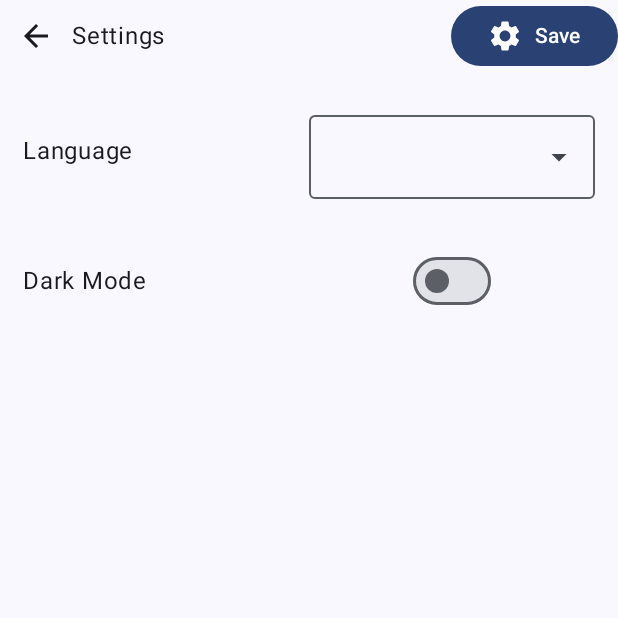
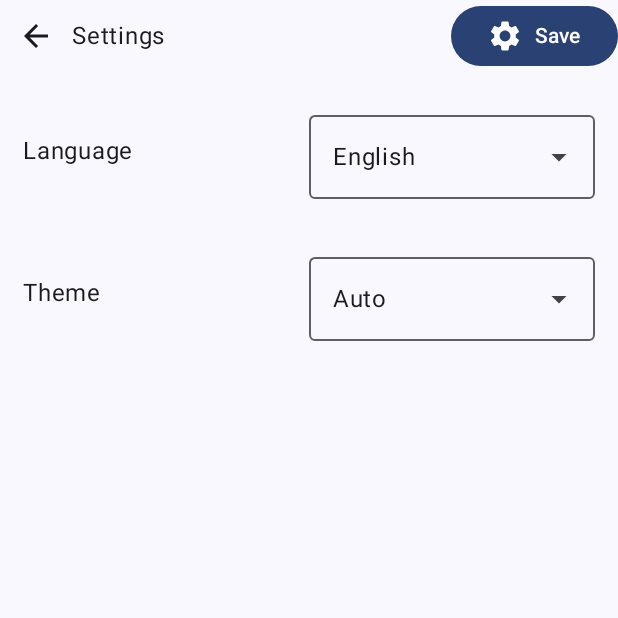
Before and after one commit to bauripalash/Pankti-Android, an Android app built with Jetpack Compose: the SettingsScreen screen opened through its navigation route, after a tap on "Save", on a phone screen of 412 x 824 dp, the top half of it. Run offline under Robolectric (Android 15) with nearby library versions, the phone set to English and light mode, and no system bars.

Commit message:
Theme chooser Auto-Dark-Light

```diff
--- a/app/src/main/java/in/palashbauri/panktimob/MainActivity.kt
+++ b/app/src/main/java/in/palashbauri/panktimob/MainActivity.kt
@@ -25,11 +25,17 @@ class MainActivity : AppCompatActivity() {
         super.onCreate(savedInstanceState)
         val lang = AppCompatDelegate.getApplicationLocales().get(0)?.toLanguageTag()
         AppCompatDelegate.setApplicationLocales(LocaleListCompat.forLanguageTags(lang))
-        val shouldBeDark = GetBoolPref(this , getString(R.string.darkPref))
-        if (shouldBeDark){
-            AppCompatDelegate.setDefaultNightMode(AppCompatDelegate.MODE_NIGHT_YES)
-        }else{
-            AppCompatDelegate.setDefaultNightMode(AppCompatDelegate.MODE_NIGHT_NO)
+        when (GetIntPref(this, getString(R.string.darkPref))) {
+            AppCompatDelegate.MODE_NIGHT_FOLLOW_SYSTEM -> AppCompatDelegate.setDefaultNightMode(
+                AppCompatDelegate.MODE_NIGHT_FOLLOW_SYSTEM
+            )
+            AppCompatDelegate.MODE_NIGHT_YES -> AppCompatDelegate.setDefaultNightMode(
+                AppCompatDelegate.MODE_NIGHT_YES
+            )
+            AppCompatDelegate.MODE_NIGHT_NO -> AppCompatDelegate.setDefaultNightMode(
+                AppCompatDelegate.MODE_NIGHT_NO
+            )
+            else -> AppCompatDelegate.setDefaultNightMode(AppCompatDelegate.MODE_NIGHT_FOLLOW_SYSTEM)
         }
 
         setContent {
@@ -62,11 +68,11 @@ fun Context.findActivity(): Activity? = when (this) {
     else -> null
 }
 
-fun SetBoolPref(context: Context , key : String , value : Boolean){
+fun SetPref(context: Context, key: String, value: Boolean) {
     context.findActivity()?.runOnUiThread {
         val sharedPreferences = context.findActivity()?.getPreferences(Context.MODE_PRIVATE)
         if (sharedPreferences != null) {
-            with (sharedPreferences.edit()){
+            with(sharedPreferences.edit()) {
                 putBoolean(key, value)
                 apply()
             }
@@ -74,13 +80,39 @@ fun SetBoolPref(context: Context , key : String , value : Boolean){
     }
 }
 
-fun GetBoolPref(context: Context , key : String) : Boolean {
-    val sharedPreferences = context.findActivity()?.getPreferences(Context.MODE_PRIVATE)?:return false
+fun SetPref(context: Context, key: String, value: Int) {
+    context.findActivity()?.runOnUiThread {
+        val sharedPreferences = context.findActivity()?.getPreferences(Context.MODE_PRIVATE)
+        if (sharedPreferences != null) {
+            with(sharedPreferences.edit()) {
+                putInt(key, value)
+                apply()
+            }
+        }
+    }
+}
 
-    return sharedPreferences.getBoolean(key , false)
+
+fun GetBoolPref(context: Context, key: String): Boolean {
+    val sharedPreferences =
+        context.findActivity()?.getPreferences(Context.MODE_PRIVATE) ?: return false
+
+    return sharedPreferences.getBoolean(key, false)
 
 }
 
+
+// For Dark Mode
+// 0 => Auto
+// 1 => Dark
+// 2 => Light
+
+fun GetIntPref(context: Context, key: String): Int {
+    val sharedPreferences = context.findActivity()?.getPreferences(Context.MODE_PRIVATE) ?: return 0
+
+    return sharedPreferences.getInt(key, 0)
+
+}
 
 
 @OptIn(ExperimentalMaterial3Api::class)
--- a/app/src/main/java/in/palashbauri/panktimob/views/SettingsScreen.kt
+++ b/app/src/main/java/in/palashbauri/panktimob/views/SettingsScreen.kt
@@ -2,11 +2,7 @@ package `in`.palashbauri.panktimob.views
 
 import `in`.palashbauri.panktimob.*
 import `in`.palashbauri.panktimob.R
-import android.app.Activity
 import android.content.Context
-import android.content.ContextWrapper
-import android.util.Log
-import android.widget.ToggleButton
 import androidx.appcompat.app.AppCompatDelegate
 import androidx.compose.foundation.clickable
 import androidx.compose.foundation.isSystemInDarkTheme
@@ -72,6 +68,15 @@ private fun isNightMode() = when (AppCompatDelegate.getDefaultNightMode()) {
     else -> isSystemInDarkTheme()
 }
 
+fun getThemeNameFromCode(code: Int): String {
+    return when (code) {
+        AppCompatDelegate.MODE_NIGHT_FOLLOW_SYSTEM -> "Auto"
+        AppCompatDelegate.MODE_NIGHT_YES -> "Dark"
+        AppCompatDelegate.MODE_NIGHT_NO -> "Light"
+        else -> "Auto"
+    }
+}
+
 @OptIn(ExperimentalMaterial3Api::class)
 
 @Composable
@@ -80,9 +85,22 @@ fun SettingsScreen(appCon: Context, navController: NavController) {
     val bengaliLang = mapOf("name" to stringResource(id = R.string.bengali), "code" to "bn")
     val englishLang = mapOf("name" to stringResource(id = R.string.english), "code" to "en")
 
+    val autoTheme = mapOf("name" to stringResource(id = R.string.theme_auto), "code" to AppCompatDelegate.MODE_NIGHT_FOLLOW_SYSTEM)
+    val darkTheme = mapOf("name" to stringResource(id = R.string.theme_dark), "code" to AppCompatDelegate.MODE_NIGHT_YES)
+    val lightTheme = mapOf("name" to stringResource(id = R.string.theme_light), "code" to AppCompatDelegate.MODE_NIGHT_NO)
+
+    val currentTheme = AppCompatDelegate.getDefaultNightMode()
+
+
     val langs = listOf(
         bengaliLang,
         englishLang
+    )
+
+    val themes = listOf(
+        autoTheme,
+        darkTheme,
+        lightTheme
     )
 
 
@@ -90,12 +108,24 @@ fun SettingsScreen(appCon: Context, navController: NavController) {
         mutableStateOf(false)
     }
 
+    var themeExpanded by remember {
+        mutableStateOf(false)
+    }
+
     var selLang by remember {
-        mutableStateOf("")
+        mutableStateOf(AppCompatDelegate.getApplicationLocales()[0]?.toLanguageTag() ?: "en")
     }
 
     var selLangName by remember {
-        mutableStateOf(AppCompatDelegate.getApplicationLocales()[0]?.displayName ?: "")
+        mutableStateOf(AppCompatDelegate.getApplicationLocales()[0]?.displayName ?: "English")
+    }
+
+    var selTheme by remember {
+        mutableStateOf(currentTheme)
+    }
+
+    var selThemeName by remember {
+        mutableStateOf(getThemeNameFromCode(currentTheme))
     }
 
 
@@ -104,28 +134,20 @@ fun SettingsScreen(appCon: Context, navController: NavController) {
     }
 
 
-
-
-    var shouldBeDark by remember {
-        mutableStateOf(GetBoolPref(appCon , appCon.getString(R.string.darkPref)))
-    }
-
-    //isDark = GetBoolPref(appCon , appCon.getString(R.string.darkPref))
-
-
-
-
-
-
     Column(modifier = Modifier.fillMaxSize()) {
 
         SettingsTopMenu(navController) {
 
-            Log.i("Dark" , shouldBeDark.toString())
-            changeSettings(appCon , shouldBeDark , selLang)
+            changeSettings(appCon, selTheme, selLang)
 
         }
+
+
+
         Spacer(modifier = Modifier.size(5.dp))
+
+
+
         Row(
             modifier = Modifier
                 .fillMaxWidth()
@@ -147,7 +169,7 @@ fun SettingsScreen(appCon: Context, navController: NavController) {
                             // the DropDown the same width
                             tFSize = coordinates.size.toSize()
                         },
-                    label = { AppCompatDelegate.getApplicationLocales()[0]?.let { Text(it.displayName) } },
+                    label = { stringResource(id = R.string.language) },
                     trailingIcon = {
                         Icon(Icons.Default.ArrowDropDown, "contentDescription",
                             Modifier.clickable { expanded = !expanded })
@@ -171,21 +193,50 @@ fun SettingsScreen(appCon: Context, navController: NavController) {
                 }
             }
         }
+        Row(
+            modifier = Modifier
+                .fillMaxWidth()
+                .padding(15.dp),
+            verticalAlignment = Alignment.CenterVertically,
+            horizontalArrangement = Arrangement.Center
+        ) {
+            Text(text = stringResource(id = R.string.theme), modifier = Modifier.weight(0.5F))
+            Row(modifier = Modifier.weight(0.5F)) {
+                //Text(text = "Dark Mode" , modifier = Modifier.weight(0.5F))
 
-        Row(modifier = Modifier
-            .fillMaxWidth()
-            .padding(15.dp),
-            verticalAlignment = Alignment.CenterVertically,
-            horizontalArrangement = Arrangement.Center){
-            Text(text = "Dark Mode" , modifier = Modifier.weight(0.5F))
+                OutlinedTextField(
+                    value = selThemeName,
+                    onValueChange = { selThemeName = it },
+                    modifier = Modifier
+                        .fillMaxWidth()
+                        .onGloballyPositioned { coordinates ->
+                            // This value is used to assign to
+                            // the DropDown the same width
+                            tFSize = coordinates.size.toSize()
+                        },
+                    label = { stringResource(id = R.string.theme) },
+                    trailingIcon = {
+                        Icon(Icons.Default.ArrowDropDown, "contentDescription",
+                            Modifier.clickable { themeExpanded = !themeExpanded })
+                    }
+                )
 
-            Switch(modifier = Modifier.weight(0.5F),
-                checked = shouldBeDark, onCheckedChange = {
+                DropdownMenu(expanded = themeExpanded,
+                    modifier = Modifier.width(with(LocalDensity.current) { tFSize.width.toDp() }),
+                    onDismissRequest = { themeExpanded = false }) {
+                    themes.forEach { l ->
+                        DropdownMenuItem(text = {
+                            Text(text = l["name"].toString())
+                        }, onClick = {
+                            themeExpanded = false
+                            selTheme = l["code"] as Int
+                            selThemeName = l["name"].toString()
 
 
-                shouldBeDark =  !shouldBeDark
-
-            })
+                        })
+                    }
+                }
+            }
         }
 
         ////
@@ -193,41 +244,12 @@ fun SettingsScreen(appCon: Context, navController: NavController) {
 }
 
 
-
-
-fun changeDarkMode( context: Context ,toDark : Boolean){
-
-    context.findActivity()?.runOnUiThread {
-        SetBoolPref(
-            context,
-            context.getString(R.string.darkPref),
-            toDark
-        )
-    }
-    context.findActivity()?.recreate()
-}
-
-fun changeSettings(context: Context , toDark: Boolean , language: String){
+fun changeSettings(context: Context, theme: Int, language: String) {
     context.findActivity()?.runOnUiThread {
         val appLocale = LocaleListCompat.forLanguageTags(language)
-        SetBoolPref(context , context.getString(R.string.darkPref) , toDark)
-        if (toDark) {
-            AppCompatDelegate.setDefaultNightMode(AppCompatDelegate.MODE_NIGHT_YES)
-        }else{
-            AppCompatDelegate.setDefaultNightMode(AppCompatDelegate.MODE_NIGHT_NO)
-        }
-
+        SetPref(context, context.getString(R.string.darkPref), theme)
+        AppCompatDelegate.setDefaultNightMode(theme)
         AppCompatDelegate.setApplicationLocales(appLocale)
 
     }
 }
-
-fun changeLanguage(context: Context, language: String) {
-    context.findActivity()?.runOnUiThread {
-        val appLocale = LocaleListCompat.forLanguageTags(language)
-        AppCompatDelegate.setApplicationLocales(appLocale)
-        //context.findActivity()?.recreate()
-    }
-
-    //context.findActivity()?.recreate()
-}
--- a/app/src/main/res/values/strings.xml
+++ b/app/src/main/res/values/strings.xml
@@ -19,4 +19,8 @@
     <string name="pankti">Pankti</string>
     <string name="language">Language</string>
     <string name="darkPref" translatable="false">darkPref</string>
+    <string name="theme">Theme</string>
+    <string name="theme_dark">Dark</string>
+    <string name="theme_auto">Auto</string>
+    <string name="theme_light">Light</string>
 </resources>
```
Also changed, not shown: 1 other file.
